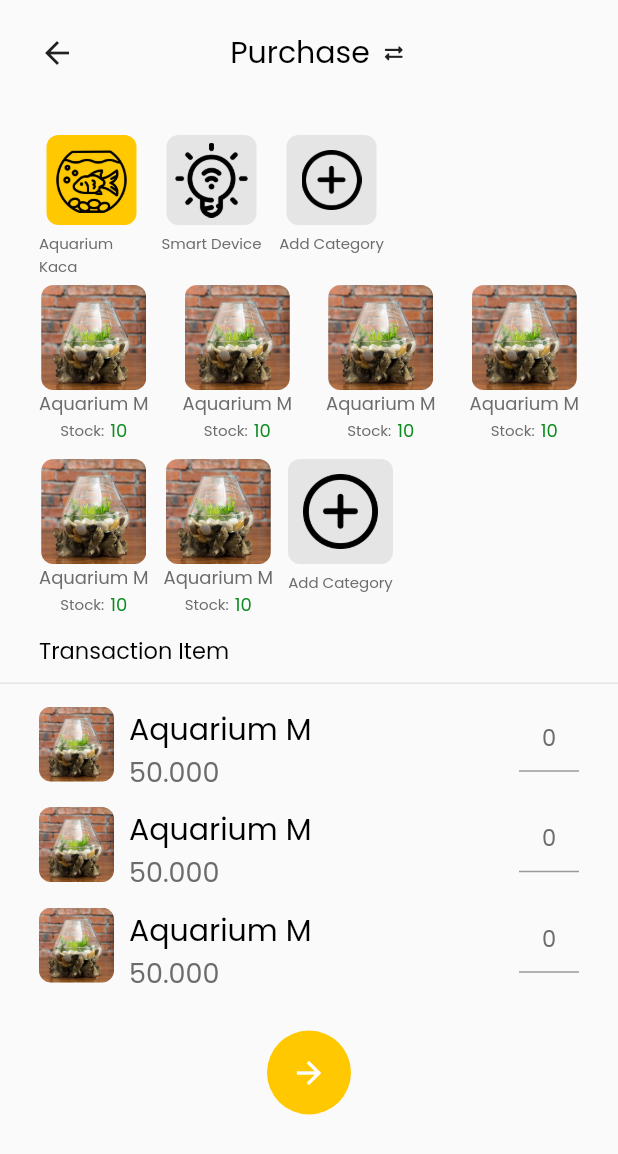
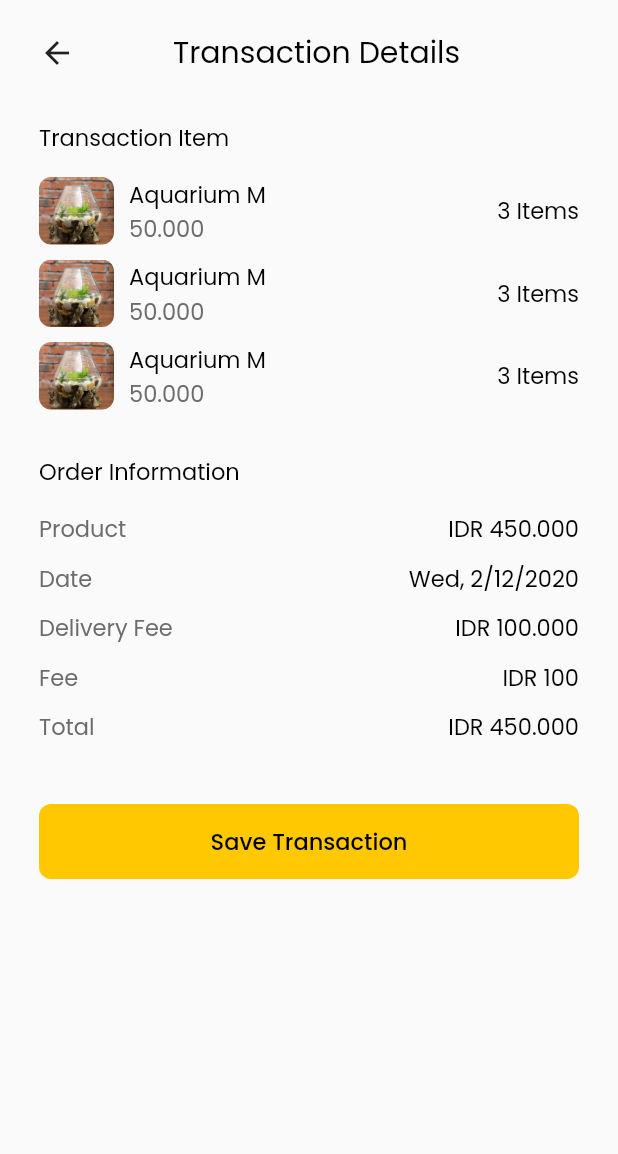
Before and after one commit to anggitpp/moneytoring-legacy, a Flutter app: the screen it shows after launch, on a phone screen of 412 x 824 dp. Shown: the top 1154 px of the screen. Run offline on Flutter 3.47's test engine with Material 2 defaults, Android fonts, the phone set to English and light mode, and no system bars; our stand-ins replace font_awesome_flutter, get, google_fonts, material_design_icons_flutter, supercharged.

Commit message:
pembuatan transaction detail page dan transaction item page

```diff
--- a/lib/main.dart
+++ b/lib/main.dart
@@ -12,7 +12,7 @@ class MyApp extends StatelessWidget {
   Widget build(BuildContext context) {
     return GetMaterialApp(
       debugShowCheckedModeBanner: false,
-      home: TransactionPage(),
+      home: TransactionDetailPage(),
     );
   }
 }
--- a/lib/view/pages/pages.dart
+++ b/lib/view/pages/pages.dart
@@ -8,8 +8,10 @@ import 'package:moneytoring/shared/shared.dart';
 import 'package:moneytoring/view/widgets/widgets.dart';
 import 'package:supercharged/supercharged.dart';
 import 'package:font_awesome_flutter/font_awesome_flutter.dart';
+import 'package:intl/intl.dart';
 
 part 'splash_page.dart';
 part 'main_page.dart';
 part 'product_page.dart';
 part 'transaction_page.dart';
+part 'transaction_detail_page.dart';
--- /dev/null
+++ b/lib/view/pages/transaction_detail_page.dart
@@ -0,0 +1,174 @@
+part of 'pages.dart';
+
+class TransactionDetailPage extends StatelessWidget {
+  @override
+  Widget build(BuildContext context) {
+    SystemChrome.setSystemUIOverlayStyle(
+      SystemUiOverlayStyle(
+        statusBarColor: backColor,
+        statusBarIconBrightness: Brightness.dark,
+      ),
+    );
+    return SafeArea(
+      child: Scaffold(
+        backgroundColor: backColor,
+        body: SingleChildScrollView(
+          child: Container(
+            margin: EdgeInsets.symmetric(
+              horizontal: defaultMargin,
+            ),
+            child: Column(
+              crossAxisAlignment: CrossAxisAlignment.start,
+              children: [
+                Container(
+                  margin: EdgeInsets.symmetric(vertical: 20),
+                  child: Row(
+                    mainAxisAlignment: MainAxisAlignment.spaceBetween,
+                    children: [
+                      Icon(
+                        Icons.arrow_back,
+                        size: 24,
+                      ),
+                      Text('Transaction Details', style: largeFont),
+                      SizedBox(
+                        width: 14,
+                      ),
+                    ],
+                  ),
+                ),
+                SizedBox(
+                  height: 10,
+                ),
+                Text(
+                  'Transaction Item',
+                  style: mediumFont,
+                ),
+                SizedBox(
+                  height: 15,
+                ),
+                TransactionDetailItem(),
+                SizedBox(
+                  height: 10,
+                ),
+                TransactionDetailItem(),
+                SizedBox(
+                  height: 10,
+                ),
+                TransactionDetailItem(),
+                SizedBox(height: 30),
+                Text('Order Information', style: mediumFont),
+                SizedBox(
+                  height: 15,
+                ),
+                Row(
+                  mainAxisAlignment: MainAxisAlignment.spaceBetween,
+                  children: [
+                    Text(
+                      'Product',
+                      style: greyFont.copyWith(fontSize: 15),
+                    ),
+                    Text(
+                      NumberFormat.currency(
+                              locale: 'id-ID', decimalDigits: 0, symbol: 'IDR ')
+                          .format(450000),
+                      style: mediumFont,
+                    )
+                  ],
+                ),
+                SizedBox(
+                  height: 10,
+                ),
+                Row(
+                  mainAxisAlignment: MainAxisAlignment.spaceBetween,
+                  children: [
+                    Text(
+                      'Date',
+                      style: greyFont.copyWith(fontSize: 15),
+                    ),
+                    Text(
+                      'Wed, 2/12/2020',
+                      style: mediumFont,
+                    ),
+                  ],
+                ),
+                SizedBox(
+                  height: 10,
+                ),
+                Row(
+                  mainAxisAlignment: MainAxisAlignment.spaceBetween,
+                  children: [
+                    Text(
+                      'Delivery Fee',
+                      style: greyFont.copyWith(fontSize: 15),
+                    ),
+                    Text(
+                      NumberFormat.currency(
+                              locale: 'id-ID', decimalDigits: 0, symbol: 'IDR ')
+                          .format(100000),
+                      style: mediumFont,
+                    )
+                  ],
+                ),
+                SizedBox(
+                  height: 10,
+                ),
+                Row(
+                  mainAxisAlignment: MainAxisAlignment.spaceBetween,
+                  children: [
+                    Text(
+                      'Fee',
+                      style: greyFont.copyWith(fontSize: 15),
+                    ),
+                    Text(
+                      NumberFormat.currency(
+                              locale: 'id-ID', decimalDigits: 0, symbol: 'IDR ')
+                          .format(100),
+                      style: mediumFont,
+                    )
+                  ],
+                ),
+                SizedBox(
+                  height: 10,
+                ),
+                Row(
+                  mainAxisAlignment: MainAxisAlignment.spaceBetween,
+                  children: [
+                    Text(
+                      'Total',
+                      style: greyFont.copyWith(fontSize: 15),
+                    ),
+                    Text(
+                      NumberFormat.currency(
+                              locale: 'id-ID', decimalDigits: 0, symbol: 'IDR ')
+                          .format(450000),
+                      style: mediumFont,
+                    )
+                  ],
+                ),
+                SizedBox(
+                  height: 40,
+                ),
+                Container(
+                  height: 50,
+                  width: double.infinity,
+                  child: RaisedButton(
+                    elevation: 0,
+                    onPressed: () {},
+                    color: mainColor,
+                    shape: RoundedRectangleBorder(
+                      borderRadius: BorderRadius.circular(8),
+                    ),
+                    child: Text(
+                      'Save Transaction',
+                      style: mediumFont,
+                    ),
+                  ),
+                )
+              ],
+            ),
+          ),
+        ),
+      ),
+    );
+  }
+}
--- /dev/null
+++ b/lib/view/widgets/transaction_detail_item.dart
@@ -0,0 +1,47 @@
+part of 'widgets.dart';
+
+class TransactionDetailItem extends StatelessWidget {
+  @override
+  Widget build(BuildContext context) {
+    return Container(
+      width: double.infinity,
+      height: 45,
+      child: Row(
+        mainAxisAlignment: MainAxisAlignment.spaceBetween,
+        children: [
+          Row(
+            children: [
+              Container(
+                width: 50,
+                height: 50,
+                decoration: BoxDecoration(
+                  borderRadius: BorderRadius.circular(8),
+                  image: DecorationImage(
+                      image: AssetImage('assets/aquarium.jpg'),
+                      fit: BoxFit.cover),
+                ),
+              ),
+              SizedBox(
+                width: 10,
+              ),
+              Column(
+                crossAxisAlignment: CrossAxisAlignment.start,
+                children: [
+                  Text(
+                    'Aquarium M',
+                    style: mediumFont,
+                  ),
+                  Text(
+                    '50.000',
+                    style: greyFont.copyWith(fontSize: 15),
+                  ),
+                ],
+              ),
+            ],
+          ),
+          Text('3 Items', style: mediumFont),
+        ],
+      ),
+    );
+  }
+}
--- a/lib/view/widgets/widgets.dart
+++ b/lib/view/widgets/widgets.dart
@@ -5,3 +5,4 @@ part 'transaction_item.dart';
 part 'product_item.dart';
 part 'transaction_categories.dart';
 part 'transaction_selected_item.dart';
+part 'transaction_detail_item.dart';
--- a/pubspec.yaml
+++ b/pubspec.yaml
@@ -27,6 +27,7 @@ dependencies:
   font_awesome_flutter: ^8.10.0
   get: ^3.0.0
   google_fonts: ^1.1.1
+  intl: ^0.16.1
   material_design_icons_flutter: ^4.0.5755
   supercharged: ^1.11.1
 
```
Also changed, not shown: pubspec.lock.
